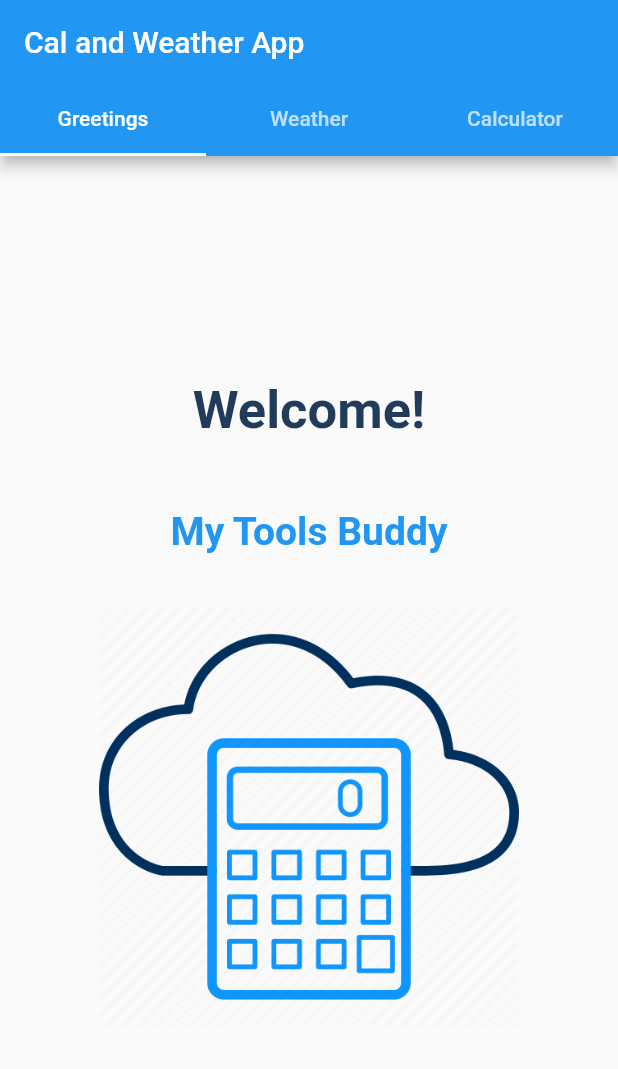
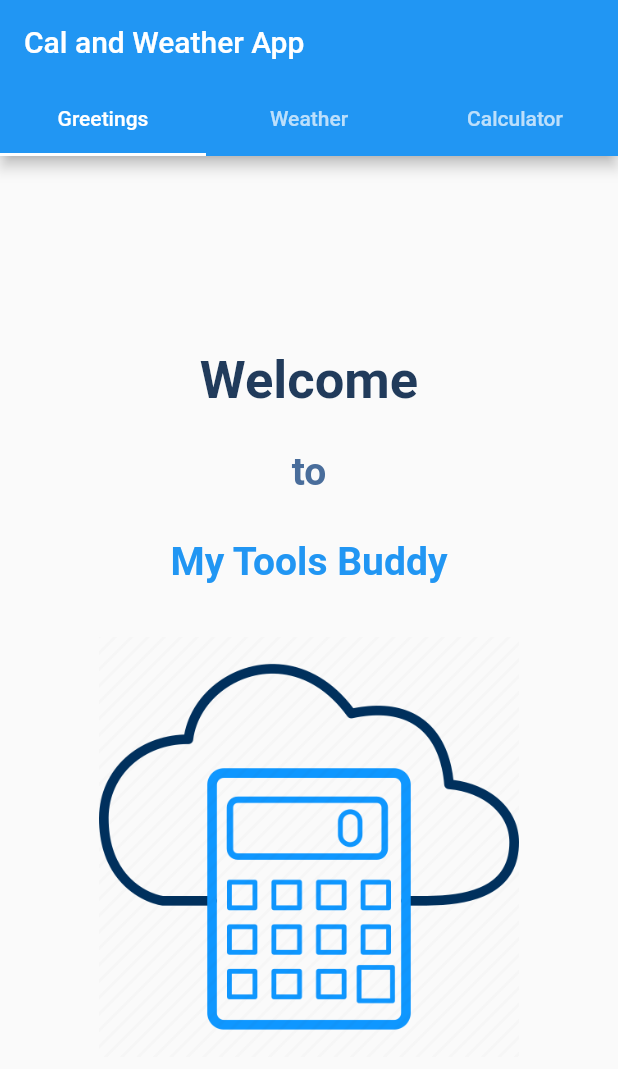
Before and after one commit to LakmaliPalihakkara/MDEV1005_Assignment4, a Flutter app: the screen it shows after launch, on a phone screen of 412 x 824 dp. Shown: the top 1069 px of the screen. Run offline on Flutter 3.47's test engine with Material 2 defaults, Android fonts, the phone set to English and light mode, and no system bars; our stand-ins replace math_expressions.

Commit message:
Greeting changes

```diff
--- a/lib/greeting.dart
+++ b/lib/greeting.dart
@@ -18,11 +18,22 @@ class _Greetings extends State<Greetings> {
             Padding(
                 padding: EdgeInsets.all(20),
 
-                child: Text('Welcome!',
+                child: Text('Welcome',
                     style: TextStyle(
                         fontSize: 35,
                         color: Color(0xff213b5b),
                         fontWeight: FontWeight.w600), // Set text
+
+                )),
+
+            Padding(
+                padding: EdgeInsets.all(5),
+
+                child: Text('to',
+                  style: TextStyle(
+                      fontSize: 26,
+                      color: Color(0xff496d9b),
+                      fontWeight: FontWeight.w600), // Set text
 
                 )),
 
```
